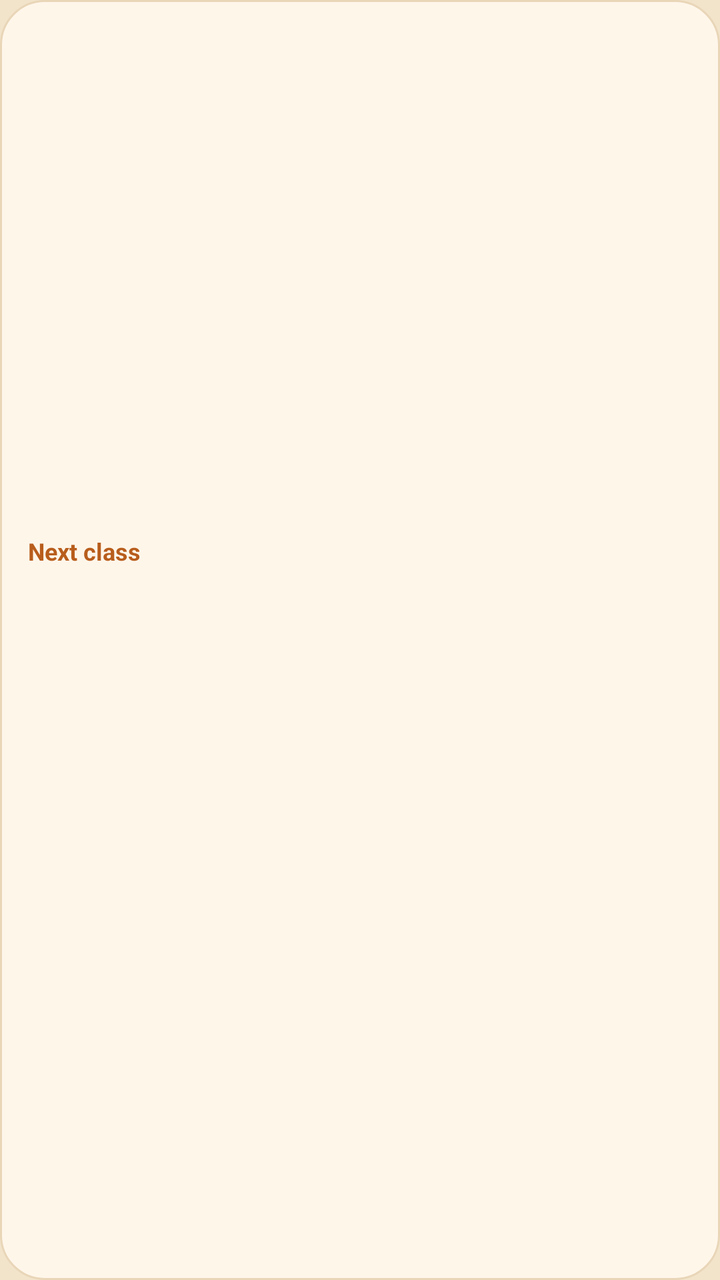
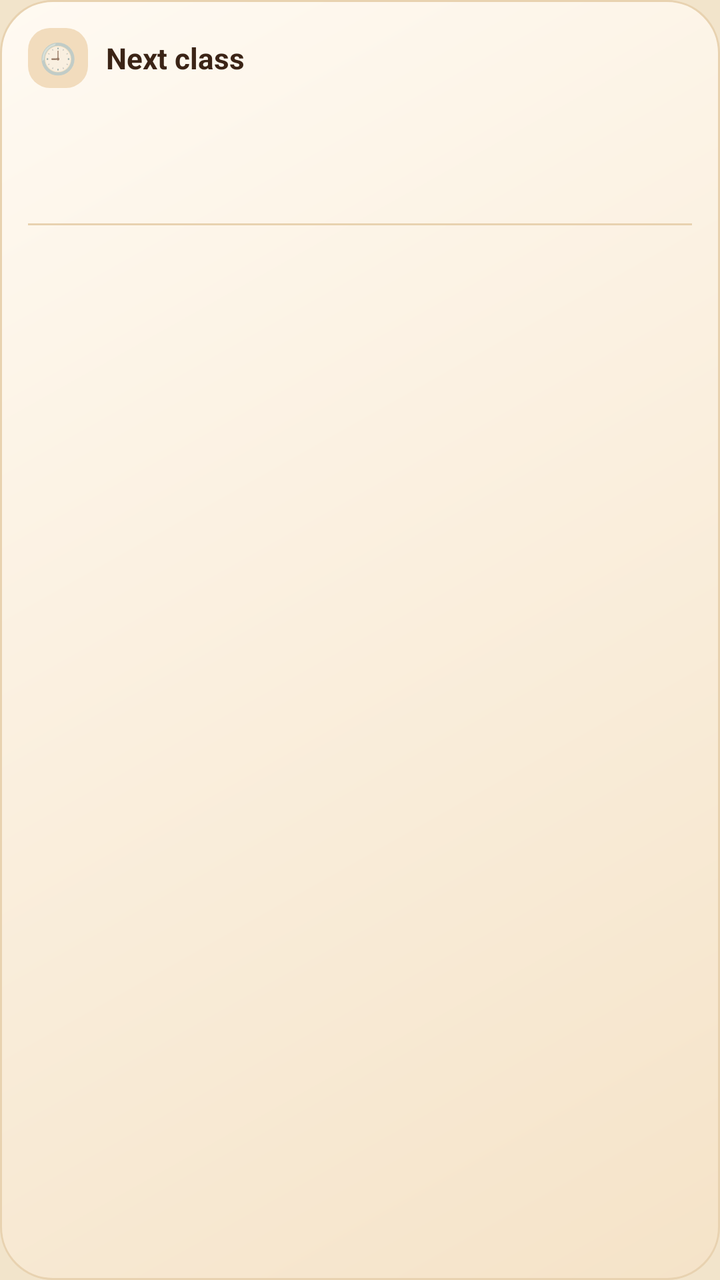

Compare the two renders of this Android layout. The source of the first and the diff that turns it into the second are given below.
<!-- AndroidManifest.xml: application theme AppTheme -->
<!-- res/layout/widget_next_class.xml -->
<?xml version="1.0" encoding="utf-8"?>
<LinearLayout xmlns:android="http://schemas.android.com/apk/res/android" android:id="@+id/w_root" android:layout_width="match_parent" android:layout_height="match_parent"
    android:orientation="vertical" android:background="@drawable/widget_bg" android:padding="14dp" android:gravity="center_vertical">
    <LinearLayout android:layout_width="match_parent" android:layout_height="wrap_content" android:orientation="horizontal" android:gravity="center_vertical">
        <TextView android:id="@+id/w_label" android:layout_width="0dp" android:layout_weight="1" android:layout_height="wrap_content"
            android:text="Next class" android:textColor="@color/widget_accent" android:textSize="12sp" android:textStyle="bold" android:maxLines="1" android:ellipsize="end" />
        <TextView android:id="@+id/w_badge" android:layout_width="wrap_content" android:layout_height="wrap_content" android:background="@drawable/widget_chip"
            android:paddingLeft="8dp" android:paddingRight="8dp" android:paddingTop="2dp" android:paddingBottom="2dp"
            android:textColor="@color/widget_ink" android:textSize="11sp" android:textStyle="bold" android:visibility="gone" />
    </LinearLayout>
    <TextView android:id="@+id/w_name" android:layout_width="match_parent" android:layout_height="wrap_content" android:layout_marginTop="4dp"
        android:textColor="@color/widget_ink" android:textSize="19sp" android:textStyle="bold" android:maxLines="2" android:ellipsize="end" />
    <TextView android:id="@+id/w_when" android:layout_width="match_parent" android:layout_height="wrap_content" android:layout_marginTop="2dp"
        android:textColor="@color/widget_ink" android:textSize="13sp" android:maxLines="1" android:ellipsize="end" />
    <TextView android:id="@+id/w_room" android:layout_width="match_parent" android:layout_height="wrap_content"
        android:textColor="@color/widget_muted" android:textSize="12.5sp" android:maxLines="1" android:ellipsize="end" />
    <TextView android:id="@+id/w_then" android:layout_width="match_parent" android:layout_height="wrap_content" android:layout_marginTop="6dp"
        android:textColor="@color/widget_muted" android:textSize="12sp" android:maxLines="1" android:ellipsize="end" />
</LinearLayout>
<!-- resources referenced by this layout -->
<resources>
  <color name="widget_accent">#B85D1C</color>
  <color name="widget_ink">#3B2416</color>
  <color name="widget_muted">#8A6A52</color>
  <!-- drawable widget_bg (drawable) -->
  <?xml version="1.0" encoding="utf-8"?>
  <shape xmlns:android="http://schemas.android.com/apk/res/android" android:shape="rectangle">
      <solid android:color="@color/widget_bg" />
      <corners android:radius="22dp" />
      <stroke android:width="1dp" android:color="@color/widget_line" />
  </shape>
  <!-- drawable widget_chip (drawable) -->
  <?xml version="1.0" encoding="utf-8"?>
  <shape xmlns:android="http://schemas.android.com/apk/res/android" android:shape="rectangle">
      <solid android:color="@color/widget_chip" />
      <corners android:radius="999dp" />
  </shape>
  <style name="AppTheme" parent="Theme.AppCompat.DayNight.NoActionBar">
          <item name="colorPrimary">@color/colorPrimary</item>
          <item name="colorPrimaryDark">@color/colorPrimaryDark</item>
          <item name="colorAccent">@color/colorAccent</item>
          <item name="android:windowBackground">@color/page</item>
      </style>
  <color name="widget_bg">#FFF6EA</color>
  <color name="widget_line">#E9D6B8</color>
  <color name="widget_chip">#F6E3C8</color>
  <color name="colorPrimary">#7C3D1B</color>
  <color name="colorPrimaryDark">#7C3D1B</color>
  <color name="colorAccent">#6A3DE8</color>
  <color name="page">#F2E4CB</color>
</resources>

<!-- the commit's change to res/layout/widget_next_class.xml (unified diff, before → after) -->
@@ -1,19 +1,25 @@
 <?xml version="1.0" encoding="utf-8"?>
 <LinearLayout xmlns:android="http://schemas.android.com/apk/res/android" android:id="@+id/w_root" android:layout_width="match_parent" android:layout_height="match_parent"
-    android:orientation="vertical" android:background="@drawable/widget_bg" android:padding="14dp" android:gravity="center_vertical">
+    android:orientation="vertical" android:background="@drawable/widget_bg" android:padding="14dp">
     <LinearLayout android:layout_width="match_parent" android:layout_height="wrap_content" android:orientation="horizontal" android:gravity="center_vertical">
-        <TextView android:id="@+id/w_label" android:layout_width="0dp" android:layout_weight="1" android:layout_height="wrap_content"
-            android:text="Next class" android:textColor="@color/widget_accent" android:textSize="12sp" android:textStyle="bold" android:maxLines="1" android:ellipsize="end" />
-        <TextView android:id="@+id/w_badge" android:layout_width="wrap_content" android:layout_height="wrap_content" android:background="@drawable/widget_chip"
-            android:paddingLeft="8dp" android:paddingRight="8dp" android:paddingTop="2dp" android:paddingBottom="2dp"
-            android:textColor="@color/widget_ink" android:textSize="11sp" android:textStyle="bold" android:visibility="gone" />
+        <TextView android:id="@+id/w_icon" android:layout_width="30dp" android:layout_height="30dp" android:background="@drawable/widget_tile"
+            android:gravity="center" android:text="🕘" android:textSize="15sp" />
+        <TextView android:id="@+id/w_label" android:layout_width="0dp" android:layout_weight="1" android:layout_height="wrap_content" android:layout_marginStart="9dp"
+            android:text="Next class" android:textColor="@color/widget_ink" android:textSize="14.5sp" android:textStyle="bold" android:maxLines="1" android:ellipsize="end" />
+        <TextView android:id="@+id/w_chip" android:layout_width="wrap_content" android:layout_height="wrap_content" android:layout_marginStart="6dp"
+            android:background="@drawable/chip_neutral" android:paddingLeft="9dp" android:paddingRight="9dp" android:paddingTop="3dp" android:paddingBottom="3dp"
+            android:textColor="#8A6A52" android:textSize="11sp" android:textStyle="bold" android:maxLines="1" android:visibility="gone" />
     </LinearLayout>
-    <TextView android:id="@+id/w_name" android:layout_width="match_parent" android:layout_height="wrap_content" android:layout_marginTop="4dp"
-        android:textColor="@color/widget_ink" android:textSize="19sp" android:textStyle="bold" android:maxLines="2" android:ellipsize="end" />
-    <TextView android:id="@+id/w_when" android:layout_width="match_parent" android:layout_height="wrap_content" android:layout_marginTop="2dp"
-        android:textColor="@color/widget_ink" android:textSize="13sp" android:maxLines="1" android:ellipsize="end" />
-    <TextView android:id="@+id/w_room" android:layout_width="match_parent" android:layout_height="wrap_content"
-        android:textColor="@color/widget_muted" android:textSize="12.5sp" android:maxLines="1" android:ellipsize="end" />
-    <TextView android:id="@+id/w_then" android:layout_width="match_parent" android:layout_height="wrap_content" android:layout_marginTop="6dp"
-        android:textColor="@color/widget_muted" android:textSize="12sp" android:maxLines="1" android:ellipsize="end" />
+    <TextView android:id="@+id/w_name" android:layout_width="match_parent" android:layout_height="wrap_content" android:layout_marginTop="9dp"
+        android:textColor="@color/widget_ink" android:textSize="20sp" android:textStyle="bold" android:maxLines="2" android:ellipsize="end" android:lineSpacingExtra="1dp" />
+    <LinearLayout android:layout_width="match_parent" android:layout_height="wrap_content" android:orientation="horizontal" android:layout_marginTop="5dp">
+        <TextView android:id="@+id/w_when" android:layout_width="wrap_content" android:layout_height="wrap_content" android:textColor="@color/widget_ink" android:textSize="13sp" android:maxLines="1" />
+        <TextView android:id="@+id/w_room" android:layout_width="0dp" android:layout_weight="1" android:layout_height="wrap_content" android:layout_marginStart="12dp" android:textColor="@color/widget_muted" android:textSize="13sp" android:maxLines="1" android:ellipsize="end" />
+    </LinearLayout>
+    <ProgressBar android:id="@+id/w_prog" style="?android:attr/progressBarStyleHorizontal" android:layout_width="match_parent" android:layout_height="6dp"
+        android:layout_marginTop="9dp" android:max="100" android:progress="0" android:progressDrawable="@drawable/progress_accent" android:visibility="gone" />
+    <LinearLayout android:id="@+id/w_thenbox" android:layout_width="match_parent" android:layout_height="wrap_content" android:orientation="vertical">
+    <ImageView android:layout_width="match_parent" android:layout_height="1dp" android:layout_marginTop="9dp" android:src="@drawable/widget_divider" android:scaleType="fitXY" android:importantForAccessibility="no" />
+        <TextView android:id="@+id/w_then" android:layout_width="match_parent" android:layout_height="wrap_content" android:layout_marginTop="7dp" android:textColor="@color/widget_muted" android:textSize="12.5sp" android:maxLines="1" android:ellipsize="end" />
+    </LinearLayout>
 </LinearLayout>
<!-- resource entries referenced after the edit -->
@@ -1,20 +1,49 @@
 <!-- resources referenced by this layout -->
 <resources>
-  <color name="widget_accent">#B85D1C</color>
   <color name="widget_ink">#3B2416</color>
   <color name="widget_muted">#8A6A52</color>
+  <!-- drawable chip_neutral (drawable) -->
+  <?xml version="1.0" encoding="utf-8"?>
+  <shape xmlns:android="http://schemas.android.com/apk/res/android" android:shape="rectangle">
+      <solid android:color="#268A6A52" />
+      <corners android:radius="999dp" />
+  </shape>
+  <!-- drawable progress_accent (drawable) -->
+  <?xml version="1.0" encoding="utf-8"?>
+  <layer-list xmlns:android="http://schemas.android.com/apk/res/android">
+      <item android:id="@android:id/background">
+          <shape android:shape="rectangle">
+              <solid android:color="@color/widget_track" />
+              <corners android:radius="3dp" />
+          </shape>
+      </item>
+      <item android:id="@android:id/progress">
+          <clip>
+              <shape android:shape="rectangle">
+                  <solid android:color="#C0662A" />
+                  <corners android:radius="3dp" />
+              </shape>
+          </clip>
+      </item>
+  </layer-list>
   <!-- drawable widget_bg (drawable) -->
   <?xml version="1.0" encoding="utf-8"?>
   <shape xmlns:android="http://schemas.android.com/apk/res/android" android:shape="rectangle">
-      <solid android:color="@color/widget_bg" />
-      <corners android:radius="22dp" />
+      <gradient android:angle="315" android:startColor="@color/widget_bg_top" android:endColor="@color/widget_bg_bottom" />
+      <corners android:radius="26dp" />
       <stroke android:width="1dp" android:color="@color/widget_line" />
   </shape>
-  <!-- drawable widget_chip (drawable) -->
+  <!-- drawable widget_divider (drawable) -->
   <?xml version="1.0" encoding="utf-8"?>
   <shape xmlns:android="http://schemas.android.com/apk/res/android" android:shape="rectangle">
-      <solid android:color="@color/widget_chip" />
-      <corners android:radius="999dp" />
+      <solid android:color="@color/widget_line" />
+      <size android:height="1dp" />
+  </shape>
+  <!-- drawable widget_tile (drawable) -->
+  <?xml version="1.0" encoding="utf-8"?>
+  <shape xmlns:android="http://schemas.android.com/apk/res/android" android:shape="rectangle">
+      <solid android:color="@color/widget_tile" />
+      <corners android:radius="11dp" />
   </shape>
   <style name="AppTheme" parent="Theme.AppCompat.DayNight.NoActionBar">
           <item name="colorPrimary">@color/colorPrimary</item>
@@ -22,9 +51,11 @@
           <item name="colorAccent">@color/colorAccent</item>
           <item name="android:windowBackground">@color/page</item>
       </style>
-  <color name="widget_bg">#FFF6EA</color>
-  <color name="widget_line">#E9D6B8</color>
-  <color name="widget_chip">#F6E3C8</color>
+  <color name="widget_track">#EADAC2</color>
+  <color name="widget_bg_top">#FFFAF2</color>
+  <color name="widget_bg_bottom">#F5E3C8</color>
+  <color name="widget_line">#E8D2B0</color>
+  <color name="widget_tile">#F2DCBD</color>
   <color name="colorPrimary">#7C3D1B</color>
   <color name="colorPrimaryDark">#7C3D1B</color>
   <color name="colorAccent">#6A3DE8</color>
